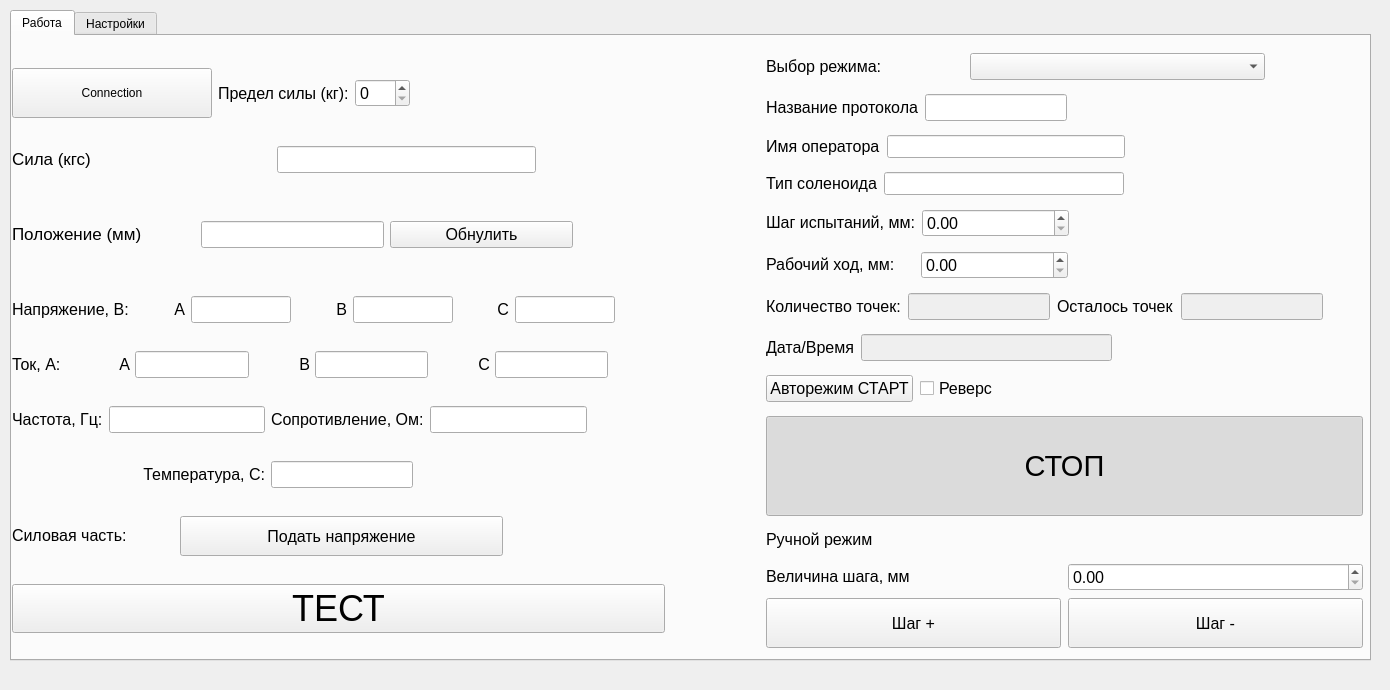
Before: the Qt Designer form mainwindow.ui in Muzalevsky/SITH, drawn with Qt 5.
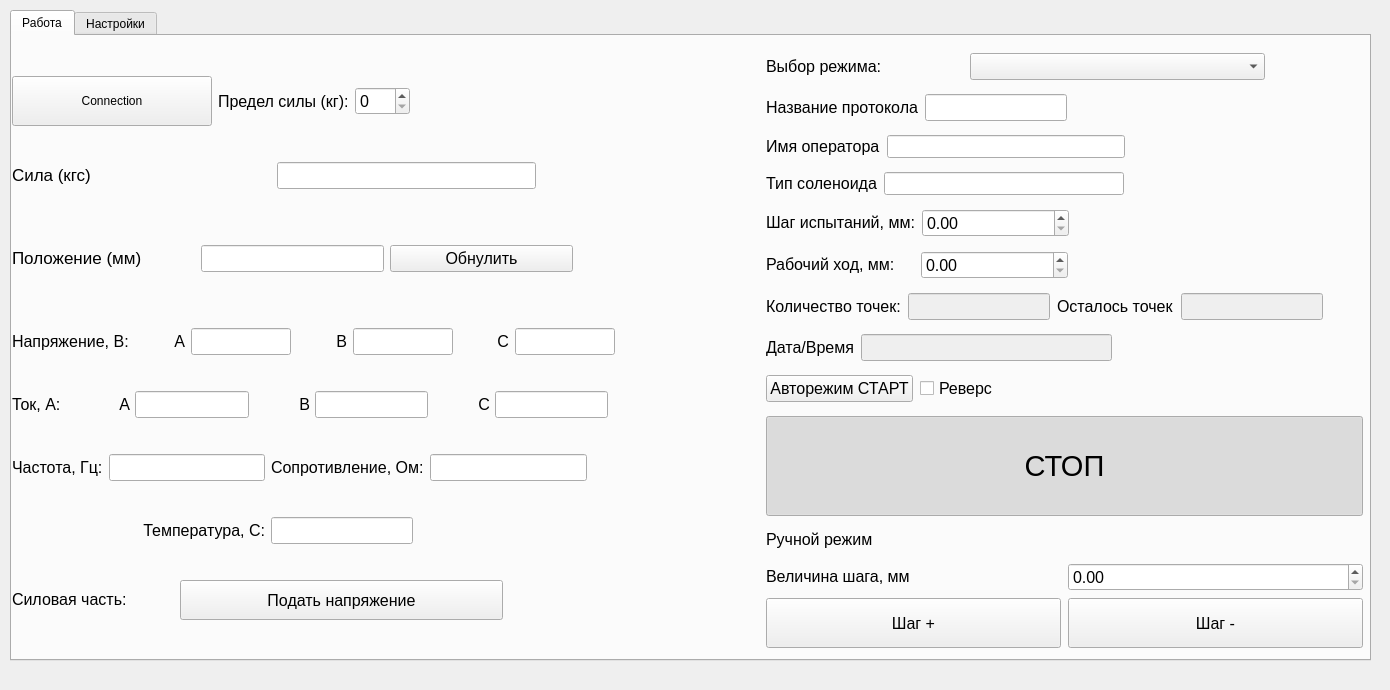
After: the same form once the commit is applied. The open tabs and pages were chosen to show the change. Icons and pictures are not drawn.

```diff
--- a/mainwindow.ui
+++ b/mainwindow.ui
@@ -101,7 +101,7 @@
         <number>0</number>
        </property>
        <item>
-        <layout class="QVBoxLayout" name="verticalLayout_9" stretch="0,4,4,4,4,4,2,3,0">
+        <layout class="QVBoxLayout" name="verticalLayout_9" stretch="0,4,4,4,4,4,2,3">
          <property name="sizeConstraint">
           <enum>QLayout::SetDefaultConstraint</enum>
          </property>
@@ -767,18 +767,6 @@
            </item>
           </layout>
          </item>
-         <item>
-          <widget class="QPushButton" name="testButton">
-           <property name="font">
-            <font>
-             <pointsize>27</pointsize>
-            </font>
-           </property>
-           <property name="text">
-            <string>ТЕСТ</string>
-           </property>
-          </widget>
-         </item>
         </layout>
        </item>
        <item>
```
Left out of the diff: 10 changed lines with no effect on the pictures.
